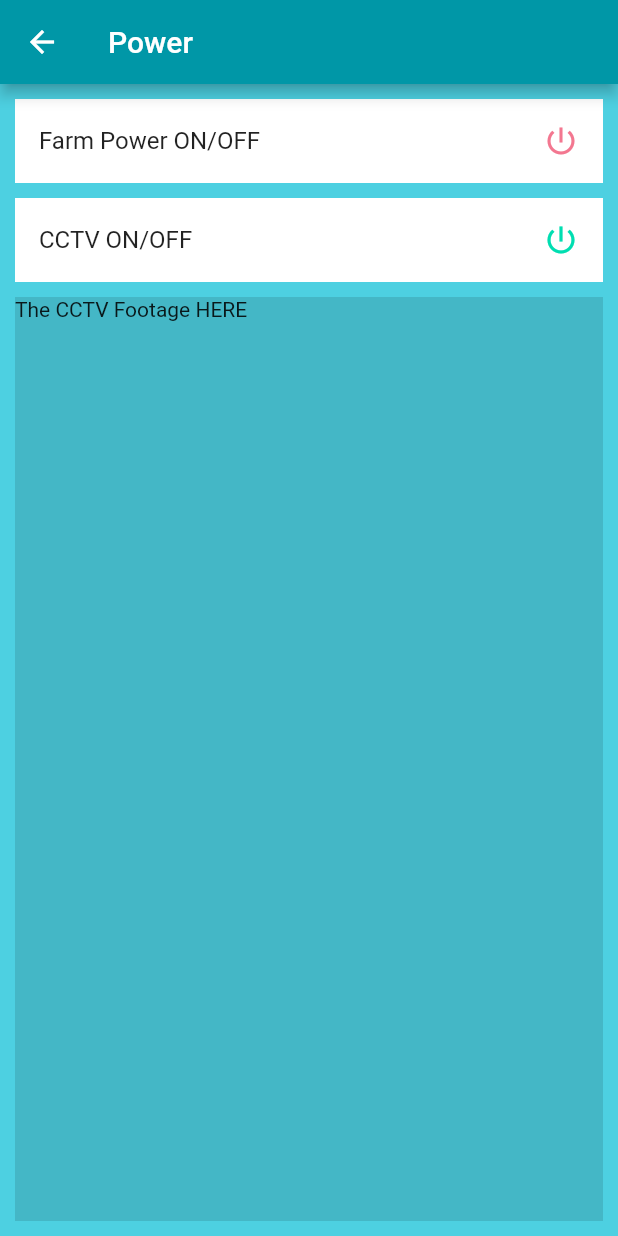
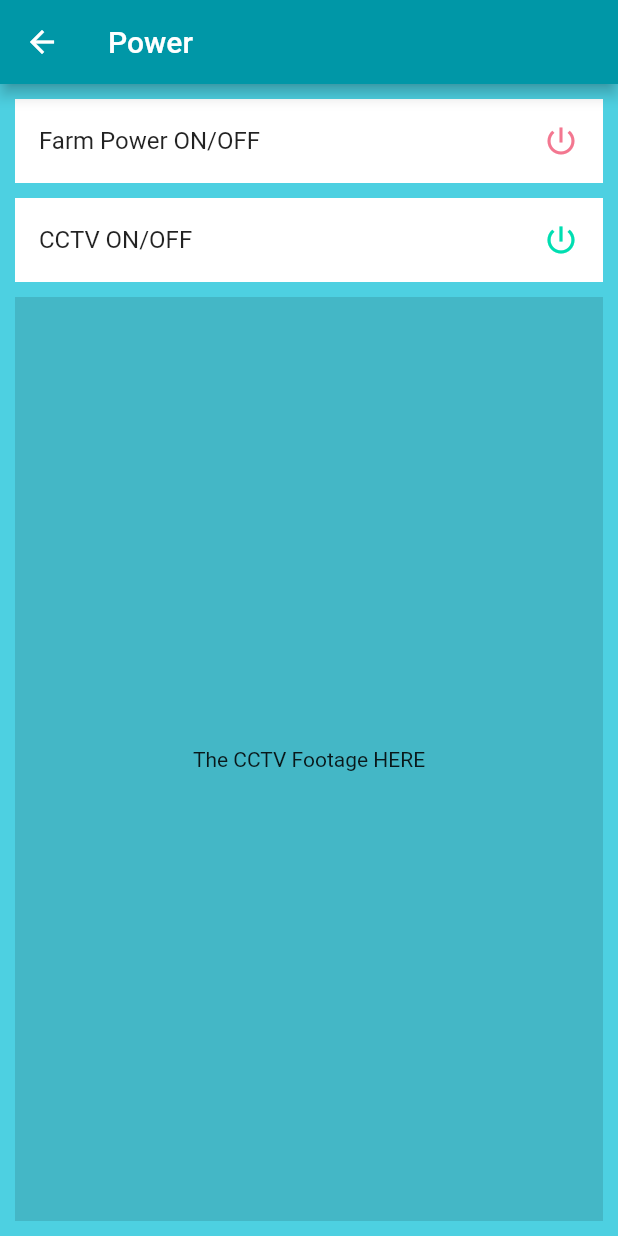
Before and after one commit to eqrakhattak/smart-biofloc-monitoring, a Flutter app: the PowerPage screen opened directly, on a phone screen of 412 x 824 dp. Run offline on Flutter 3.47's test engine with Material 2 defaults, Android fonts, the phone set to English and light mode, and no system bars; our stand-ins replace font_awesome_flutter.

Commit message:
Minor Changes

```diff
--- a/sci_fish/lib/pages/power_page.dart
+++ b/sci_fish/lib/pages/power_page.dart
@@ -6,6 +6,7 @@ const Color iconColorOff = Color(0xFFF37790);
 
 class PowerPage extends StatelessWidget {
   const PowerPage({Key? key}) : super(key: key);
+  // var borderrRadius = const BorderRadius.only(topRight: Radius.circular(32), bottomRight: Radius.circular(32));
 
   @override
   Widget build(BuildContext context) {
@@ -28,11 +29,17 @@ class PowerPage extends StatelessWidget {
               const SizedBox(
                 height: 10.0,
               ),
-              const ListTile(
+              ListTile(
                 tileColor: Colors.white,
-                title: Text('CCTV ON/OFF'),
+                title: const Text('CCTV ON/OFF'),
                 trailing: Icon(Icons.power_settings_new),
                 iconColor: iconColorOn,
+                // style: ListTileStyle(
+                //
+                // ),
+                // shape: ,
+                //RoundedRectangleBorder(borderRadius: borderrRadius,),
+                onTap: () => print('Camara ON'),
               ),
               const SizedBox(
                 height: 10.0,
@@ -41,7 +48,9 @@ class PowerPage extends StatelessWidget {
                 child: Container(
                   width: double.infinity,
                   color: Colors.black12,
-                  child: const Text('The CCTV Footage HERE'),
+                  child: const Center(
+                    child: Text('The CCTV Footage HERE'),
+                  ),
                 ),
               ),
             ],
```
